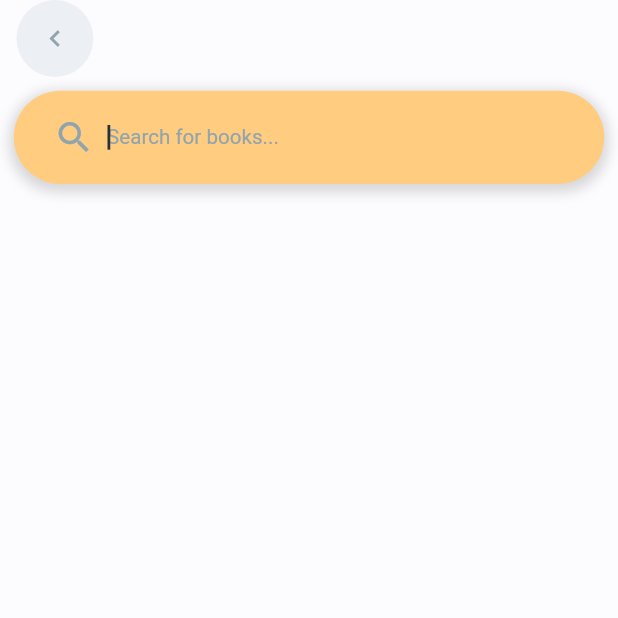
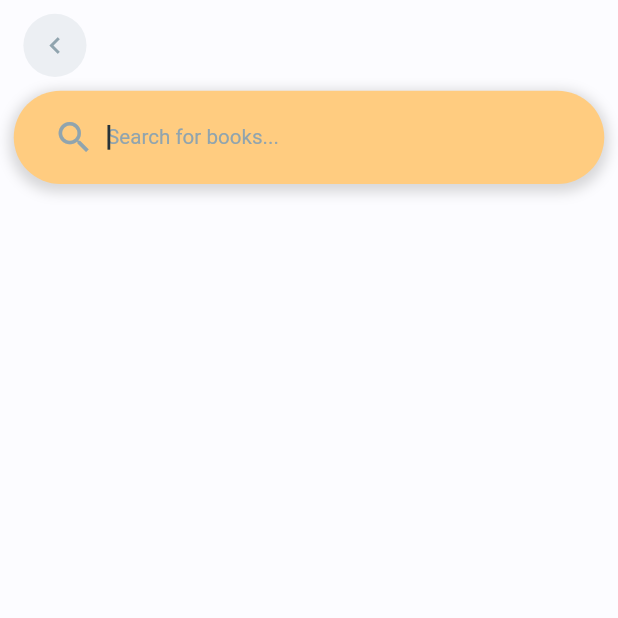
Before and after one commit to davydaenen/up_the_shelf, a Flutter app: the screen it shows once a user with an empty profile is signed in, after a tap on "Search for books...", on a phone screen of 412 x 824 dp, the top half of it. Run offline on Flutter 3.47's test engine with Material 2 defaults, Android fonts, the phone set to English and light mode, and no system bars; our stand-ins replace cloud_firestore, firebase_auth, firebase_core, google_sign_in, responsive_framework, shared_preferences; accounts and stored records are empty; generated files the repository leaves out were written again; network calls fail.

Commit message:
update packages + small UI tweaks

```diff
--- a/lib/src/app.dart
+++ b/lib/src/app.dart
@@ -116,8 +116,9 @@ class MyApp extends StatelessWidget {
                             : const SignInScreen();
                       }
 
-                      return const Material(
-                        child: Center(child: CircularProgressIndicator()),
+                      return Container(
+                        color: Colors.transparent,
+                        child: const Center(child: CircularProgressIndicator()),
                       );
                     },
                   ),
--- a/lib/src/ui/search/search_books_screen.dart
+++ b/lib/src/ui/search/search_books_screen.dart
@@ -16,7 +16,9 @@ class SearchBooksScreen extends StatelessWidget {
     return Scaffold(
         appBar: AppBar(
           leadingWidth: 80,
-          leading: MaterialButton(
+          leading: Padding(
+            padding: const EdgeInsets.only(top: 10.0),
+            child: MaterialButton(
               elevation: 0.0,
               visualDensity: VisualDensity.compact,
               shape: const CircleBorder(),
@@ -24,6 +26,7 @@ class SearchBooksScreen extends StatelessWidget {
               padding: const EdgeInsets.all(0),
               onPressed: () => Navigator.of(context).pop(),
               child: Icon(Icons.chevron_left, color: AppTheme.blueGrey!),
+            ),
           ),
           backgroundColor: Colors.transparent,
           elevation: 0,
```
Also changed, not shown: lib/src/ui/books/book_detail_screen.dart (+8 -2 lines), pubspec.yaml (+4 -4 lines), pubspec.lock. Lines whose indentation alone changed are shown as unchanged.
